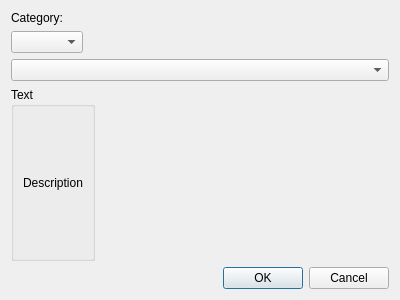
Qt form src/editor/triggereditor/ui/triggerfunctiondialog.ui (tdauth/wc3lib) before a commit.
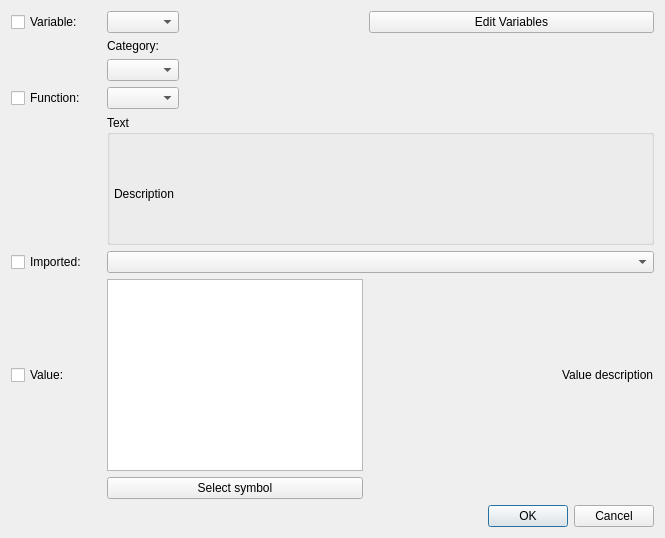
The same form after that commit. Custom widgets are drawn as their Qt base class.

Commit message:
- massively improved trigger editor/GUI: 	- allows to select trigger functions 	- initial parameter selection via links 	- tool buttons to create new events, conditions, actions etc. 	- proper category/trigger selection in tree widget and creation
- added various missing API functions to map classes
- added initial custom trigger texts unit test

What changed in the file:
```diff
--- a/src/editor/triggereditor/ui/triggerfunctiondialog.ui
+++ b/src/editor/triggereditor/ui/triggerfunctiondialog.ui
@@ -9,19 +9,42 @@
    <rect>
     <x>0</x>
     <y>0</y>
-    <width>400</width>
-    <height>300</height>
+    <width>665</width>
+    <height>538</height>
    </rect>
   </property>
+  <property name="sizePolicy">
+   <sizepolicy hsizetype="Fixed" vsizetype="Preferred">
+    <horstretch>0</horstretch>
+    <verstretch>0</verstretch>
+   </sizepolicy>
+  </property>
   <property name="windowTitle">
    <string>TriggerFunction</string>
   </property>
   <property name="locale">
    <locale language="C" country="AnyCountry"/>
   </property>
-  <layout class="QGridLayout" name="gridLayout_2">
+  <layout class="QGridLayout" name="gridLayout">
    <item row="0" column="0">
-    <widget class="QLabel" name="label">
+    <widget class="QCheckBox" name="m_checkBoxVariable">
+     <property name="text">
+      <string>Variable:</string>
+     </property>
+    </widget>
+   </item>
+   <item row="0" column="1">
+    <widget class="KComboBox" name="m_variablesComboBox"/>
+   </item>
+   <item row="0" column="3" colspan="3">
+    <widget class="QPushButton" name="m_variablesPushButton">
+     <property name="text">
+      <string>Edit Variables</string>
+     </property>
+    </widget>
+   </item>
+   <item row="1" column="1">
+    <widget class="QLabel" name="m_categoryLabel">
      <property name="sizePolicy">
       <sizepolicy hsizetype="Fixed" vsizetype="Fixed">
        <horstretch>0</horstretch>
@@ -33,34 +56,24 @@
      </property>
     </widget>
    </item>
-   <item row="1" column="0" colspan="2">
-    <widget class="KComboBox" name="m_categoryComboBox">
-     <property name="sizePolicy">
-      <sizepolicy hsizetype="Fixed" vsizetype="Fixed">
-       <horstretch>0</horstretch>
-       <verstretch>0</verstretch>
-      </sizepolicy>
+   <item row="3" column="0">
+    <widget class="QCheckBox" name="m_checkBoxFunction">
+     <property name="text">
+      <string>Function:</string>
      </property>
     </widget>
    </item>
-   <item row="1" column="2">
-    <spacer name="horizontalSpacer">
-     <property name="orientation">
-      <enum>Qt::Horizontal</enum>
-     </property>
-     <property name="sizeHint" stdset="0">
-      <size>
-       <width>284</width>
-       <height>20</height>
-      </size>
-     </property>
-    </spacer>
-   </item>
-   <item row="2" column="0" colspan="3">
+   <item row="3" column="1">
     <widget class="KComboBox" name="m_functionComboBox"/>
    </item>
-   <item row="3" column="0" colspan="2">
-    <widget class="QGroupBox" name="groupBox">
+   <item row="4" column="1" colspan="5">
+    <widget class="QGroupBox" name="m_textGroupBox">
+     <property name="sizePolicy">
+      <sizepolicy hsizetype="Minimum" vsizetype="Minimum">
+       <horstretch>0</horstretch>
+       <verstretch>0</verstretch>
+      </sizepolicy>
+     </property>
      <property name="title">
       <string>Text</string>
      </property>
@@ -70,27 +83,109 @@
      <property name="checkable">
       <bool>false</bool>
      </property>
-     <layout class="QGridLayout" name="gridLayout">
-      <item row="0" column="0">
-       <widget class="QLabel" name="m_descriptionLabel">
-        <property name="text">
-         <string>Description</string>
-        </property>
-       </widget>
-      </item>
-     </layout>
+     <widget class="QLabel" name="m_descriptionLabel">
+      <property name="geometry">
+       <rect>
+        <x>7</x>
+        <y>29</y>
+        <width>461</width>
+        <height>101</height>
+       </rect>
+      </property>
+      <property name="text">
+       <string>Description</string>
+      </property>
+      <property name="textFormat">
+       <enum>Qt::RichText</enum>
+      </property>
+     </widget>
     </widget>
    </item>
-   <item row="4" column="1" colspan="2">
+   <item row="5" column="0">
+    <widget class="QCheckBox" name="m_checkBoxImported">
+     <property name="text">
+      <string>Imported:</string>
+     </property>
+    </widget>
+   </item>
+   <item row="5" column="1" colspan="5">
+    <widget class="KComboBox" name="m_importedComboBox"/>
+   </item>
+   <item row="6" column="0">
+    <widget class="QCheckBox" name="m_checkBoxValue">
+     <property name="text">
+      <string>Value:</string>
+     </property>
+    </widget>
+   </item>
+   <item row="6" column="1" colspan="2">
+    <widget class="QTextEdit" name="m_textEdit">
+     <property name="sizePolicy">
+      <sizepolicy hsizetype="Minimum" vsizetype="Minimum">
+       <horstretch>0</horstretch>
+       <verstretch>0</verstretch>
+      </sizepolicy>
+     </property>
+    </widget>
+   </item>
+   <item row="6" column="3">
+    <widget class="KIntNumInput" name="m_numInput"/>
+   </item>
+   <item row="6" column="4">
+    <widget class="KDoubleNumInput" name="m_numInputDouble"/>
+   </item>
+   <item row="6" column="5">
+    <widget class="QLabel" name="m_valueLabel">
+     <property name="text">
+      <string>Value description</string>
+     </property>
+    </widget>
+   </item>
+   <item row="7" column="1" colspan="2">
+    <widget class="QPushButton" name="m_valuePushButton">
+     <property name="text">
+      <string>Select symbol</string>
+     </property>
+    </widget>
+   </item>
+   <item row="8" column="4" colspan="2">
     <widget class="KDialogButtonBox" name="m_dialogButtonBox">
      <property name="standardButtons">
       <set>QDialogButtonBox::Cancel|QDialogButtonBox::Ok</set>
      </property>
     </widget>
    </item>
+   <item row="2" column="3" colspan="3">
+    <spacer name="horizontalSpacer">
+     <property name="orientation">
+      <enum>Qt::Horizontal</enum>
+     </property>
+     <property name="sizeHint" stdset="0">
+      <size>
+       <width>284</width>
+       <height>20</height>
+      </size>
+     </property>
+    </spacer>
+   </item>
+   <item row="2" column="1" colspan="2">
+    <widget class="KComboBox" name="m_categoryComboBox">
+     <property name="sizePolicy">
+      <sizepolicy hsizetype="Fixed" vsizetype="Fixed">
+       <horstretch>0</horstretch>
+       <verstretch>0</verstretch>
+      </sizepolicy>
+     </property>
+    </widget>
+   </item>
   </layout>
  </widget>
  <customwidgets>
+  <customwidget>
+   <class>KDoubleNumInput</class>
+   <extends>QWidget</extends>
+   <header>knuminput.h</header>
+  </customwidget>
   <customwidget>
    <class>KDialogButtonBox</class>
    <extends>QDialogButtonBox</extends>
@@ -101,6 +196,11 @@
    <extends>QComboBox</extends>
    <header>kcombobox.h</header>
   </customwidget>
+  <customwidget>
+   <class>KIntNumInput</class>
+   <extends>QWidget</extends>
+   <header>knuminput.h</header>
+  </customwidget>
  </customwidgets>
  <resources/>
  <connections/>
```
Left out of the diff: 179 changed lines with no effect on the pictures. The commit also changes 18 other files.
